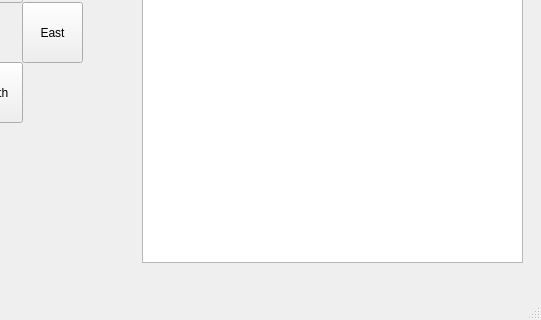
First picture: the form in gui.ui, repository QrowLee/Zork-Project, before the edit; both pictures show x 348 to 889 and y 178 to 498 of the 889 by 498 pixel window.
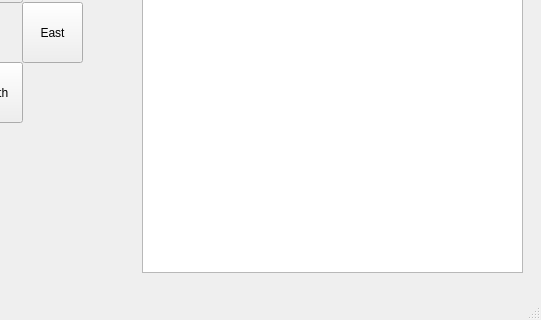
Second picture: the form after the edit. Icons and pictures are not drawn.

The edit to the form file:
```diff
--- a/gui.ui
+++ b/gui.ui
@@ -204,7 +204,7 @@
       <x>490</x>
       <y>10</y>
       <width>381</width>
-      <height>431</height>
+      <height>441</height>
      </rect>
     </property>
     <property name="styleSheet">
```
